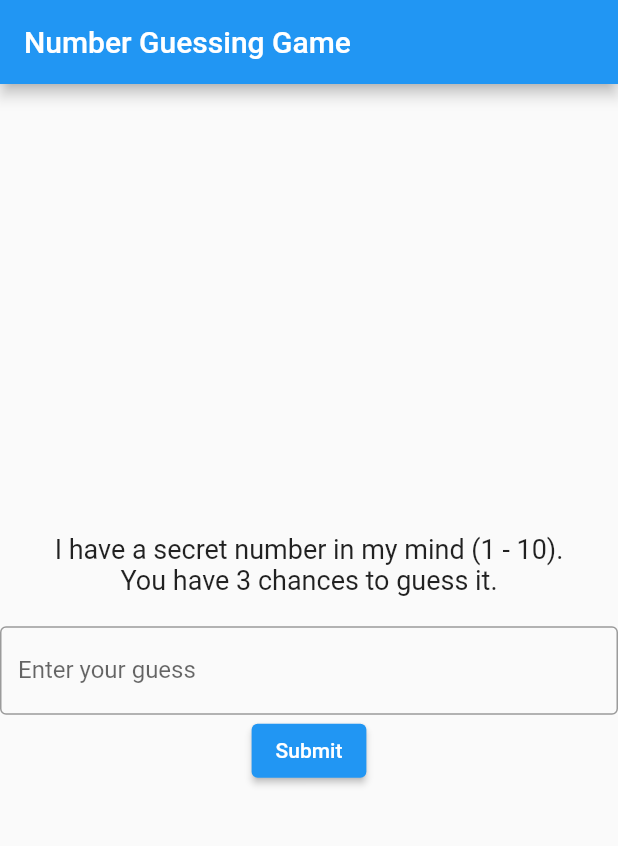
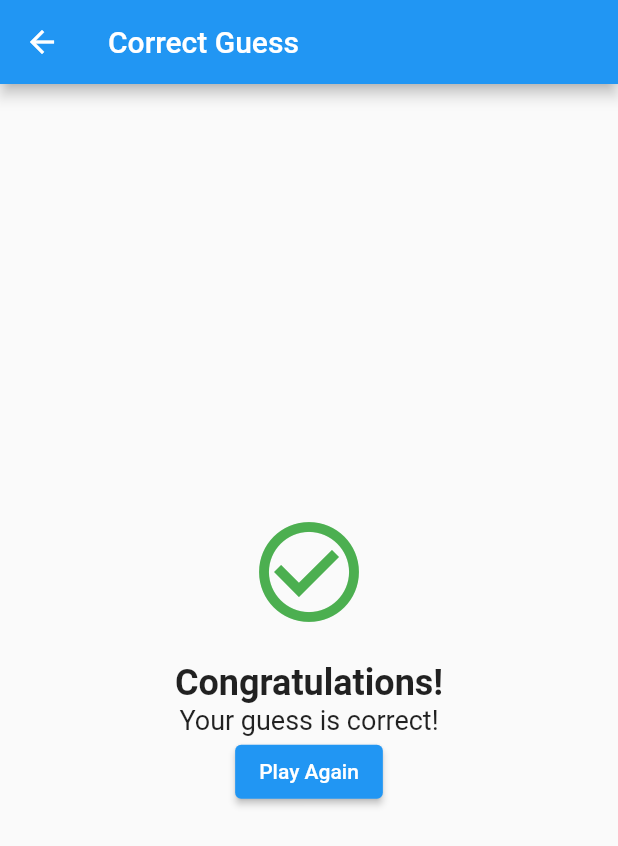
Before and after one commit to rasikasrimal/NumberGuessingGame, a Flutter app: the screen it shows after launch, after a tap on "Submit", on a phone screen of 412 x 824 dp. Shown: the top 846 px of the screen. Run offline on Flutter 3.47's test engine with Material 2 defaults, Android fonts, the phone set to English and light mode, and no system bars.

Commit message:
Added sum functionalities

```diff
--- /dev/null
+++ b/number_game/lib/correct_guess.dart
@@ -0,0 +1,39 @@
+import 'package:flutter/material.dart';
+
+class CorrectGuess extends StatelessWidget {
+  @override
+  Widget build(BuildContext context) {
+    return Scaffold(
+      appBar: AppBar(
+        title: const Text('Correct Guess'),
+      ),
+      body: Center(
+        child: Column(
+          mainAxisAlignment: MainAxisAlignment.center,
+          children: [
+            Icon(
+              Icons.check_circle_outline,
+              size: 80,
+              color: Colors.green,
+            ),
+            const SizedBox(height: 20),
+            const Text(
+              'Congratulations!',
+              style: TextStyle(fontSize: 24, fontWeight: FontWeight.bold),
+            ),
+            const Text(
+              'Your guess is correct!',
+              style: TextStyle(fontSize: 18),
+            ),
+            ElevatedButton(
+              onPressed: () {
+                Navigator.pop(context); // Go back to the guessing screen
+              },
+              child: const Text('Play Again'),
+            ),
+          ],
+        ),
+      ),
+    );
+  }
+}
--- a/number_game/lib/start_screen.dart
+++ b/number_game/lib/start_screen.dart
@@ -1,13 +1,57 @@
 import 'package:flutter/material.dart';
+import 'correct_guess.dart';
+import 'you_lost.dart';
+import 'dart:math'; // Import the dart:math library
 
 class MyApp extends StatelessWidget {
-  const MyApp({Key? key}) : super(key: key); // const constructor
+  const MyApp({Key? key}) : super(key: key);
 
   @override
   Widget build(BuildContext context) {
     return MaterialApp(
       title: 'Number Guessing Game',
-      home: Scaffold(
+      home: NumberGuessingScreen(),
+    );
+  }
+}
+
+class NumberGuessingScreen extends StatefulWidget {
+  @override
+  _NumberGuessingScreenState createState() => _NumberGuessingScreenState();
+}
+
+class _NumberGuessingScreenState extends State<NumberGuessingScreen> {
+  int secretNumber = Random().nextInt(
+      10); // You can set any random number between 1 and 10 as the secret number
+  int attempts = 0;
+  bool isCorrect = false;
+
+  final guessController = TextEditingController(); // Add TextEditingController
+
+  void _checkGuess(int guess) {
+    setState(() {
+      attempts++;
+      if (guess == secretNumber) {
+        isCorrect = true;
+      }
+    });
+
+    if (isCorrect) {
+      Navigator.push(
+        context,
+        MaterialPageRoute(builder: (context) => CorrectGuess()),
+      );
+    } else if (attempts == 3) {
+      Navigator.push(
+        context,
+        MaterialPageRoute(builder: (context) => YouLostScreen()),
+      );
+    }
+  }
+
+  @override
+  Widget build(BuildContext context) {
+    return Scaffold(
       appBar: AppBar(
         title: const Text('Number Guessing Game'),
       ),
@@ -23,8 +67,10 @@ class MyApp extends StatelessWidget {
               'You have 3 chances to guess it.',
               style: TextStyle(fontSize: 18),
             ),
-              const SizedBox(height: 20), // Add some spacing
+            const SizedBox(height: 20),
             TextField(
+              controller:
+                  guessController, // Assign the TextEditingController to the TextField
               keyboardType: TextInputType.number,
               decoration: const InputDecoration(
                 labelText: 'Enter your guess',
@@ -33,16 +79,20 @@ class MyApp extends StatelessWidget {
               onChanged: (value) {
                 // You can handle the user input here
               },
+              onSubmitted: (value) {
+                int guess = int.tryParse(value) ?? 0;
+                _checkGuess(guess);
+              },
             ),
             ElevatedButton(
               onPressed: () {
-                  // Handle the button press to submit the guess
+                int guess = int.tryParse(guessController.text) ??
+                    0; // Get the value from the TextField explicitly using TextEditingController
+                _checkGuess(guess);
               },
               child: const Text('Submit'),
             ),
-              // Add more widgets for the game here (e.g., Text for displaying result)
           ],
-          ),
         ),
       ),
     );
```
Also changed, not shown: number_game/lib/you_lost.dart (added, +39 -0 lines). Lines whose indentation alone changed are shown as unchanged.
